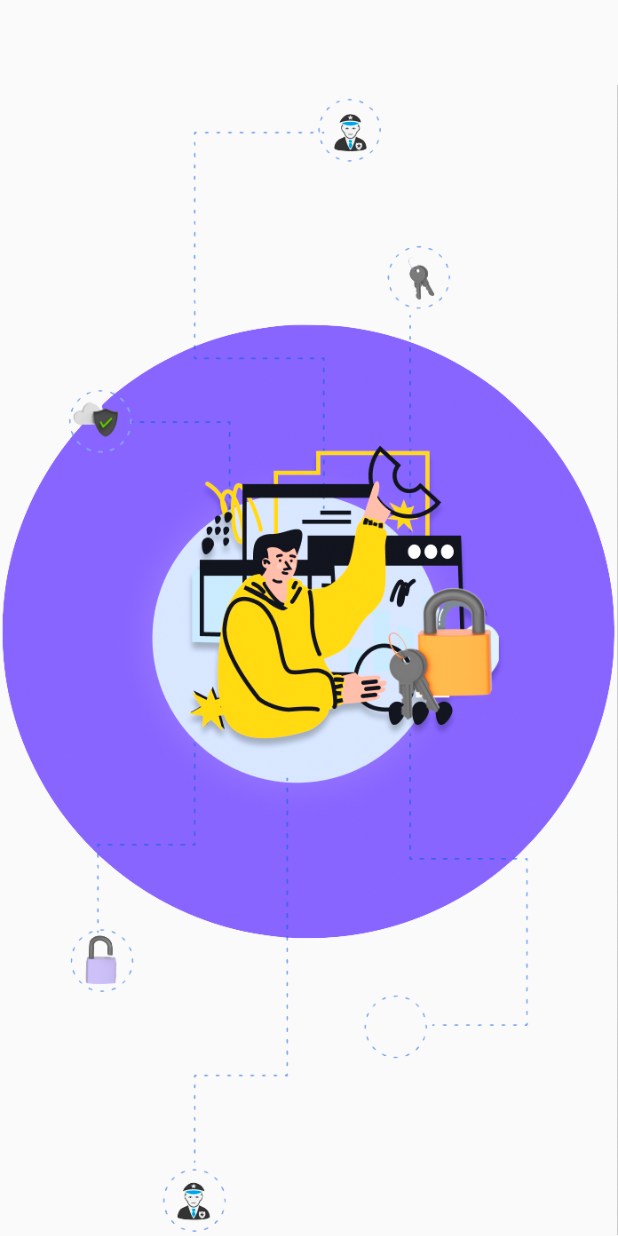
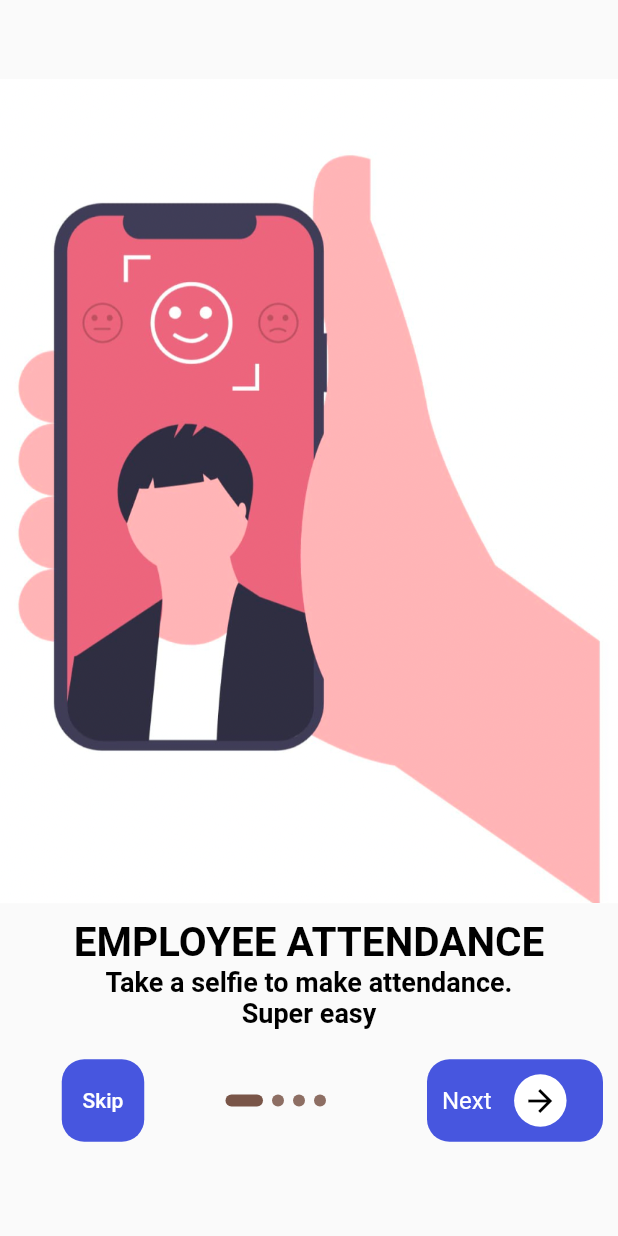
Before and after one commit to mohammadfarhantahir/nigella_secuities, a Flutter app: the screen it shows after launch, on a phone screen of 412 x 824 dp. Run offline on Flutter 3.47's test engine with Material 2 defaults, Android fonts, the light colour scheme and no system bars; our stand-ins replace google_fonts, shared_preferences; Roboto replaces fonts that are missing (Gruppo).

Commit message:
first commit

```diff
--- /dev/null
+++ b/lib/features/intro/controller/constant.dart
@@ -0,0 +1,8 @@
+import 'package:flutter/material.dart';
+
+Color kblue = Color(0xFF4756DF);
+Color kwhite = Color(0xFFffffff);
+Color kblack = Color(0xFF000000);
+Color kbrown300 = Color(0xFF8D6E63);
+Color kbrown = Color(0xFF795548);
+Color kgrey = Color(0xFFC0C0C0);
--- /dev/null
+++ b/lib/features/intro/controller/onboard_model.dart
@@ -0,0 +1,17 @@
+import 'package:flutter/material.dart';
+
+class OnboardModel {
+  String img;
+  String text;
+  String desc;
+  Color bg;
+  Color button;
+
+  OnboardModel({
+    required this.img,
+    required this.text,
+    required this.desc,
+    required this.bg,
+    required this.button,
+  });
+}
--- /dev/null
+++ b/lib/features/intro/screen/intro_screen.dart
@@ -0,0 +1,340 @@
+
+import 'package:flutter/material.dart';
+import 'package:flutter/services.dart';
+import 'package:google_fonts/google_fonts.dart';
+import 'package:shared_preferences/shared_preferences.dart';
+
+import '../controller/constant.dart';
+import '../controller/onboard_model.dart';
+
+
+
+class OnBoard extends StatefulWidget {
+  @override
+  _OnBoardState createState() => _OnBoardState();
+}
+
+class _OnBoardState extends State<OnBoard> {
+  int currentIndex = 0;
+  late PageController _pageController;
+  List<OnboardModel> screens = <OnboardModel>[
+    OnboardModel(
+      img: 'assets/images/intro_3.png',
+      text: "EMPLOYEE ATTENDANCE",
+      desc:
+      "Take a selfie to make attendance.\nSuper easy",
+      bg: Colors.white,
+      button: Color(0xFF4756DF),
+    ),
+    OnboardModel(
+      img: 'assets/images/intro_2.png',
+      text: "EMPLOYEE TRACKING",
+      desc:
+      "Know were your employee location and track them in real time",
+      bg: Colors.white,
+      button: Color(0xFF4756DF),
+    ),
+    OnboardModel(
+      img: 'assets/images/intro_4.png',
+      text: "TIMESHEET MANAGEMENT",
+      desc:
+      "Allows employee to mention their daily work done points/tasks along with time as well as proof of image ( if required).",
+      bg: Colors.white,
+      button: Color(0xFF4756DF),
+    ),
+    OnboardModel(
+      img: 'assets/images/intro_1.png',
+      text: "SALARY CALCULATION",
+      desc:
+      "Auto calculate employees salary as well as export and share pay slip in PDF file ",
+      bg: Colors.white,
+      button: Color(0xFF4756DF),
+    ),
+  ];
+
+  @override
+  void initState() {
+    SystemChrome.setEnabledSystemUIOverlays(SystemUiOverlay.values);
+    _pageController = PageController(initialPage: 0);
+    super.initState();
+  }
+
+  @override
+  void dispose() {
+    _pageController.dispose();
+    super.dispose();
+  }
+
+  _storeOnboardInfo() async {
+    print("Shared pref called");
+    int isViewed = 0;
+    SharedPreferences prefs = await SharedPreferences.getInstance();
+    await prefs.setInt('onBoard', isViewed);
+    print(prefs.getInt('onBoard'));
+  }
+
+  @override
+  Widget build(BuildContext context) {
+    return Scaffold(
+
+    /*  appBar: AppBar(
+        centerTitle: true,
+       // title: Text(widget.title),
+        flexibleSpace: Container(
+          decoration: BoxDecoration(
+              gradient: LinearGradient(
+                  begin: Alignment.topLeft,
+                  end: Alignment.bottomRight,
+                  colors: <Color>[
+                    Color(0xFF110C55),
+                    Color(0xFF19CDEB),
+                    Color(0xFF876CE9)
+
+                  ])
+          ),
+        ),
+      ),*/
+      body: Padding(
+        padding: const EdgeInsets.symmetric(horizontal: 0.0),
+        child:Container(
+          height: MediaQuery.of(context).size.height,
+          width: MediaQuery.of(context).size.width,
+          /*decoration: BoxDecoration(
+            gradient: LinearGradient(
+                colors: [
+                  Color(0xFF110C55),
+                  Color(0xFF19CDEB),
+                Color(0xFF876CE9)
+                ],
+                begin: Alignment.topCenter,
+                end: Alignment.bottomCenter),
+          ),*/
+          child: PageView.builder(
+              itemCount: screens.length,
+              controller: _pageController,
+              physics: NeverScrollableScrollPhysics(),
+              onPageChanged: (int index) {
+                setState(() {
+                  currentIndex = index;
+                });
+              },
+              itemBuilder: (_, index) {
+                return Column(
+                  mainAxisAlignment: MainAxisAlignment.spaceAround,
+                  crossAxisAlignment: CrossAxisAlignment.center,
+                  mainAxisSize: MainAxisSize.min,
+                  children: [
+                    Column(
+                      mainAxisAlignment: MainAxisAlignment.spaceAround,
+                      crossAxisAlignment: CrossAxisAlignment.center,
+                      mainAxisSize: MainAxisSize.min,
+                      children: [
+                        Container(
+                          //width: 100.00,
+                          height: MediaQuery.of(context).size.height/1.5,
+                          decoration: new BoxDecoration(
+                            gradient: LinearGradient(
+                              colors: [
+                                Colors.white,
+                                Colors.white,
+                                Colors.white,
+                              ],
+                              begin: Alignment.topLeft,
+                              end: Alignment.bottomRight,
+                            ),
+                            image: new DecorationImage(
+                              image: ExactAssetImage(screens[index].img),
+                              fit: BoxFit.cover,
+                            ),
+                          ),
+                        ),
+
+                        SizedBox(
+                          height: 10,
+                        ),
+
+                        Text(
+                          screens[index].text,
+                          textAlign: TextAlign.center,
+                          style: GoogleFonts.radioCanada(
+                            fontSize: 27.0,
+                            fontWeight: FontWeight.bold,
+                            // fontFamily: 'Poppins',
+                            color: index % 2 == 0 ? kblack : kblack,
+                          ),
+                        ),
+                        Text(
+                            screens[index].desc,
+                            textAlign: TextAlign.center,
+                            style:GoogleFonts.gruppo(
+                              fontWeight: FontWeight.bold,
+                              fontSize: 18,
+                              color: index % 2 == 0 ? kblack : kblack,
+                            )
+                        ),
+
+                        SizedBox(
+                          height: 10,
+                        ),
+                        Row(
+                          mainAxisAlignment: MainAxisAlignment.center,
+                          children: [
+
+                            Expanded(
+                                flex: 1,
+                                child:TextButton(
+                                    onPressed: () {
+                                      _storeOnboardInfo();
+                                      Navigator.pushReplacement(
+                                        context,
+                                        PageRouteBuilder(
+                                          pageBuilder: (context, animation1, animation2) => OnBoard(),
+                                          transitionDuration: Duration.zero,
+                                          reverseTransitionDuration: Duration.zero,
+                                        ),
+                                      );
+                                      /* Navigator.pushReplacement(
+                                      context, MaterialPageRoute(builder: (context) => OnBoard()));*/
+                                    },
+                                    child: Container(
+                                      height: 55,
+                                      width: 55,
+                                      padding:     EdgeInsets.symmetric(horizontal: 10.0, vertical: 10),
+                                      decoration: BoxDecoration(
+                                          color: index % 2 == 0 ? kblue : kblue,
+                                          borderRadius: BorderRadius.circular(15.0)),
+                                      child: Center(
+                                          child: Text(
+                                            "Skip",
+                                            style: GoogleFonts.roboto(
+                                              color: currentIndex % 2 == 0 ? kwhite : kwhite,
+                                            ),
+                                          )
+                                      ),
+
+                                    )
+
+
+                                )
+                            ),
+                            Expanded(
+                                flex:1,
+                                child: Container(
+                                  // color: Colors.red,
+                                  child: Padding(
+                                    padding: EdgeInsets.fromLTRB(10, 10, 10, 10),
+                                    child:  Container(
+                                      height: 10.0,
+                                      child: ListView.builder(
+                                        itemCount: screens.length,
+                                        shrinkWrap: true,
+                                        scrollDirection: Axis.horizontal,
+                                        itemBuilder: (context, index) {
+                                          return Row(
+                                              mainAxisAlignment: MainAxisAlignment.center,
+                                              children: [
+                                                Container(
+                                                  margin: EdgeInsets.symmetric(horizontal: 3.0),
+                                                  width: currentIndex == index ? 25 : 8,
+                                                  height: 8,
+                                                  decoration: BoxDecoration(
+                                                    color: currentIndex == index
+                                                        ? kbrown
+                                                        : kbrown300,
+                                                    borderRadius: BorderRadius.circular(10.0),
+                                                  ),
+                                                ),
+
+                                              ]
+                                          );
+                                        },
+                                      ),
+                                    ),
+                                  ),
+                                )
+                            ),
+                            Expanded(
+                              flex: 1,
+                              child: Padding(
+                                padding: EdgeInsets.fromLTRB(10, 10, 10, 10),
+                                child: InkWell(
+                                  onTap: () async {
+                                    print(index);
+                                    if (index == screens.length - 1) {
+                                      await _storeOnboardInfo();
+                                      Navigator.pushReplacement(
+                                        context,
+                                        PageRouteBuilder(
+                                          pageBuilder: (context, animation1, animation2) => OnBoard(),
+                                          transitionDuration: Duration.zero,
+                                          reverseTransitionDuration: Duration.zero,
+                                        ),
+                                      );
+                                      /*  Navigator.pushReplacement(context,
+                                      MaterialPageRoute(builder: (context) => OnBoard(),
+                                      ),
+                                  );*/
+                                    }
+
+                                    _pageController.nextPage(
+                                      duration: Duration(milliseconds: 50),
+                                      curve: Curves.linearToEaseOut,
+                                    );
+                                  },
+                                  child: Container(
+                                    padding:
+                                    EdgeInsets.symmetric(horizontal: 10.0, vertical: 10),
+                                    decoration: BoxDecoration(
+                                        color: index % 2 == 0 ? kblue : kblue,
+                                        borderRadius: BorderRadius.circular(15.0)),
+                                    child: Row(mainAxisSize: MainAxisSize.min, children: [
+                                      Text(
+                                        "Next",
+                                        style: GoogleFonts.roboto(
+                                            fontSize: 16.0,
+                                            color: index % 2 == 0 ? kwhite : kwhite),
+                                      ),
+
+                                      SizedBox(
+                                        width: 15.0,
+                                      ),
+                                      Container(
+                                        width:35.0,
+                                        height: 35.0,
+
+                                        decoration:  BoxDecoration(
+                                            shape: BoxShape.circle,
+                                            color: Colors.white
+
+                                        ),
+                                        child:  ClipOval(
+                                            child: Icon(
+                                              Icons.arrow_forward_sharp,
+                                              color: index % 2 == 0 ? kblack : kblack,
+                                            )
+                                        ),
+                                      ),
+
+
+                                    ]),
+                                  ),
+                                ),
+                              )
+                            ),
+
+                          ],
+                        )
+                      ],
+                    )
+
+                  ],
+                );
+              }),
+        )
+
+
+
+      ),
+    );
+  }
+}
--- a/lib/main.dart
+++ b/lib/main.dart
@@ -1,15 +1,17 @@
 import 'package:flutter/material.dart';
 import 'package:flutter/services.dart';
 
+import 'features/intro/screen/intro_screen.dart';
 import 'features/splash/screen/splash_screen.dart';
 
 Future<void> main() async {
   WidgetsFlutterBinding.ensureInitialized();
+  SystemChrome.setEnabledSystemUIOverlays(SystemUiOverlay.values);
   SystemChrome.setPreferredOrientations([DeviceOrientation.portraitUp])
       .then((value) => runApp(MaterialApp(
     debugShowCheckedModeBanner: false,
     //  title: 'Flutter Demo',
-    home:  splashScreen(),
+    home:  OnBoard(),
   )
   ));
 
--- a/pubspec.yaml
+++ b/pubspec.yaml
@@ -39,7 +39,7 @@ dependencies:
   http:
   shared_preferences:
   firebase_messaging:
-  introduction_screen:
+  google_fonts:
 
 
 dev_dependencies:
@@ -67,6 +67,10 @@ flutter:
   # To add assets to your application, add an assets section, like this:
   assets:
     - assets/images/splash.png
+    - assets/images/intro_1.png
+    - assets/images/intro_2.png
+    - assets/images/intro_3.png
+    - assets/images/intro_4.png
   #  - images/a_dot_ham.jpeg
 
   # An image asset can refer to one or more resolution-specific "variants", see
```
Also changed, not shown: assets/images/intro_1.png (added), assets/images/intro_2.png (added), assets/images/intro_3.png (added), assets/images/intro_4.png (added), pubspec.lock.
